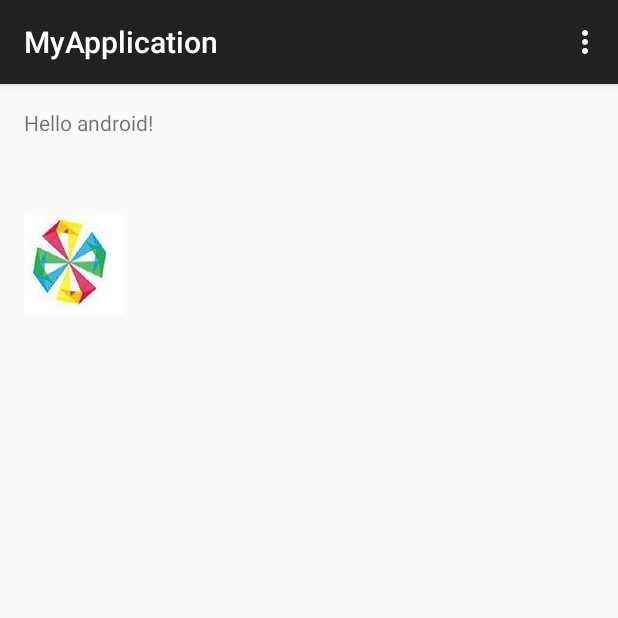
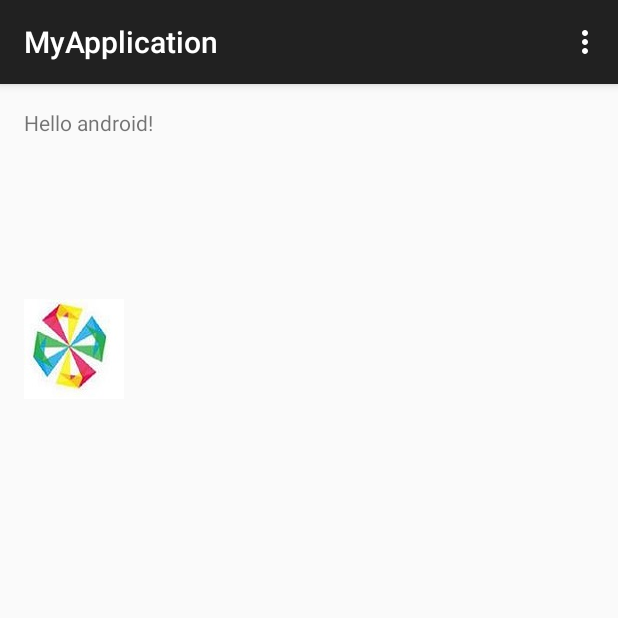
Before and after one commit to larrywhy/android_studio_test, an Android app: the screen it shows after launch (MainActivity), on a phone screen of 412 x 824 dp, the top half of it. Run offline under Robolectric (Android 15) with nearby library versions, the phone set to English and light mode, and no system bars.

Commit message:
a little change position

```diff
--- a/app/src/main/res/layout/activity_main.xml
+++ b/app/src/main/res/layout/activity_main.xml
@@ -18,9 +18,9 @@
         android:layout_width="wrap_content"
         android:layout_height="wrap_content"
         android:id="@+id/imageView"
+        android:layout_marginTop="108dp"
         android:layout_below="@+id/textView"
         android:layout_alignParentLeft="true"
-        android:layout_alignParentStart="true"
-        android:layout_marginTop="52dp" />
+        android:layout_alignParentStart="true" />
 
 </RelativeLayout>
```
